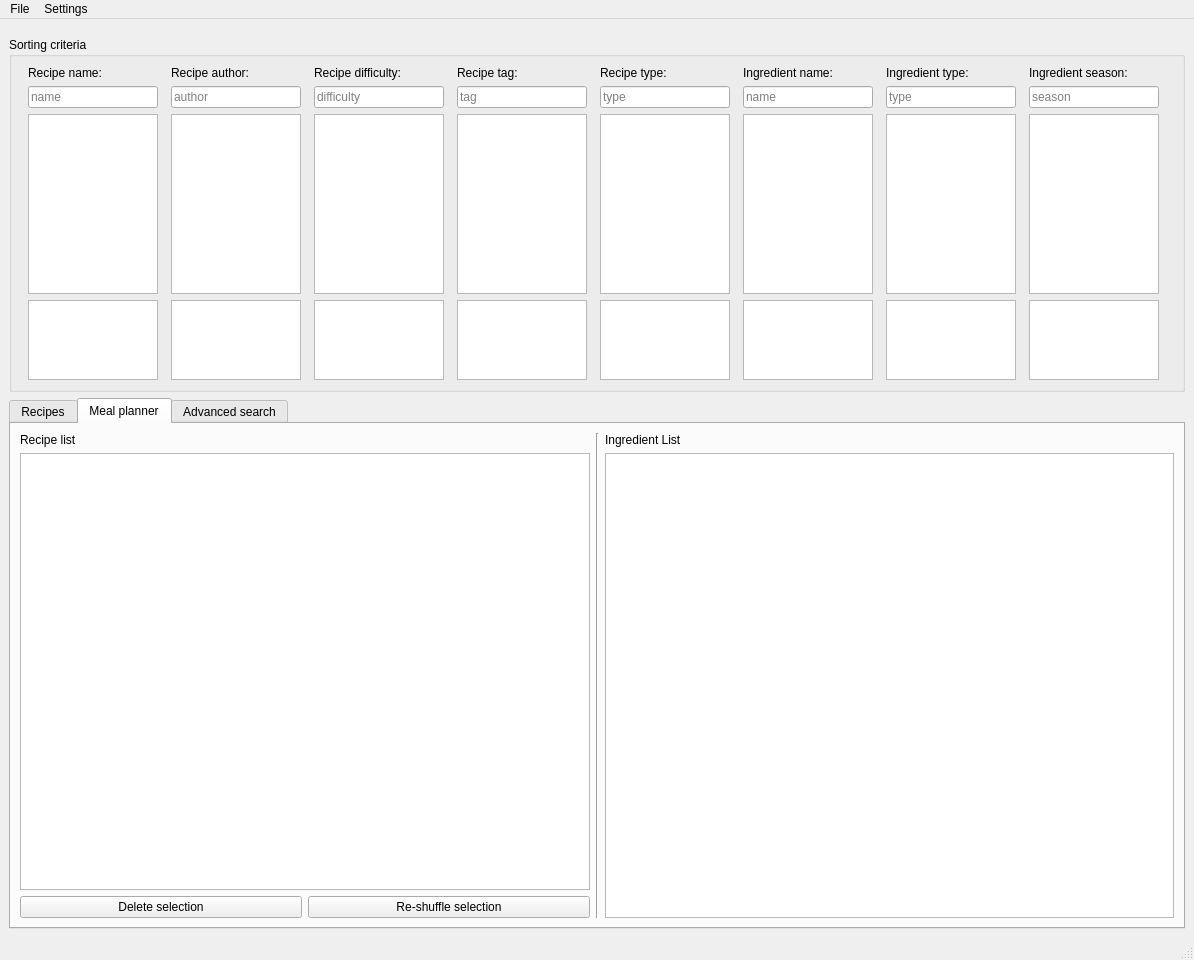
Before: the Qt Designer form main_window.ui in slevasse/foodinator, drawn with Qt 5.
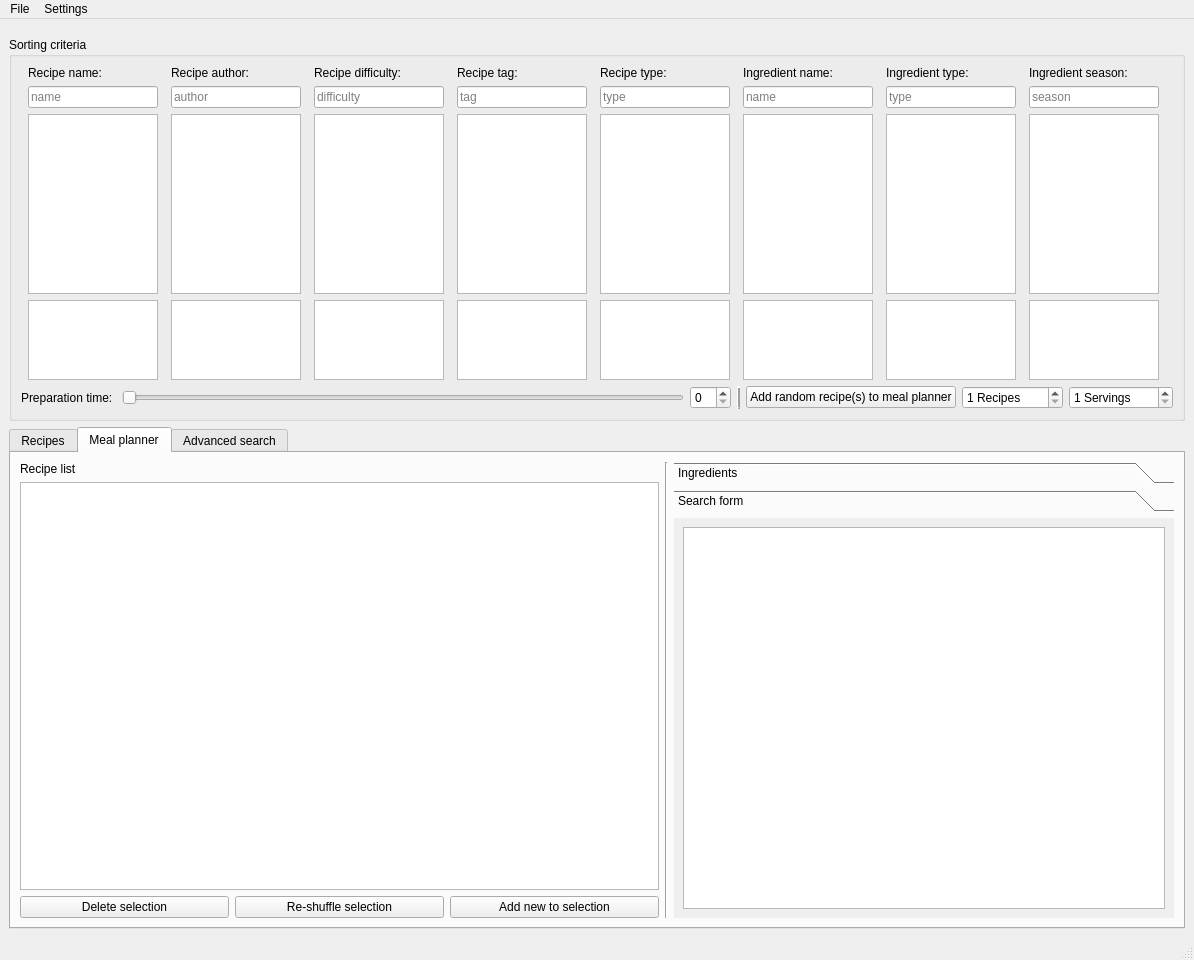
After: the same form once the commit is applied. The open tabs and pages were chosen to show the change.

Commit message: Started to work on the meal planner.

What changed in the file:
```diff
--- a/main_window.ui
+++ b/main_window.ui
@@ -671,6 +671,106 @@
             </item>
            </layout>
           </item>
+          <item>
+           <layout class="QHBoxLayout" name="horizontalLayout_6">
+            <item>
+             <widget class="QLabel" name="label_3">
+              <property name="text">
+               <string>Preparation time: </string>
+              </property>
+             </widget>
+            </item>
+            <item>
+             <widget class="QSlider" name="horizontalSlider">
+              <property name="orientation">
+               <enum>Qt::Horizontal</enum>
+              </property>
+              <property name="invertedAppearance">
+               <bool>false</bool>
+              </property>
+              <property name="invertedControls">
+               <bool>false</bool>
+              </property>
+              <property name="tickPosition">
+               <enum>QSlider::NoTicks</enum>
+              </property>
+             </widget>
+            </item>
+            <item>
+             <widget class="QSpinBox" name="spinBox_2"/>
+            </item>
+            <item>
+             <widget class="Line" name="line_2">
+              <property name="frameShadow">
+               <enum>QFrame::Raised</enum>
+              </property>
+              <property name="lineWidth">
+               <number>2</number>
+              </property>
+              <property name="orientation">
+               <enum>Qt::Vertical</enum>
+              </property>
+             </widget>
+            </item>
+            <item>
+             <widget class="QPushButton" name="pushButton_add_parametric_selection_to_mael_planner">
+              <property name="text">
+               <string>Add random recipe(s) to meal planner</string>
+              </property>
+             </widget>
+            </item>
+            <item>
+             <widget class="QSpinBox" name="spinBox_quantity_selector">
+              <property name="sizePolicy">
+               <sizepolicy hsizetype="Preferred" vsizetype="Fixed">
+                <horstretch>0</horstretch>
+                <verstretch>0</verstretch>
+               </sizepolicy>
+              </property>
+              <property name="maximumSize">
+               <size>
+                <width>16000</width>
+                <height>16777215</height>
+               </size>
+              </property>
+              <property name="suffix">
+               <string> Recipes</string>
+              </property>
+              <property name="minimum">
+               <number>1</number>
+              </property>
+              <property name="maximum">
+               <number>1000</number>
+              </property>
+              <property name="value">
+               <number>1</number>
+              </property>
+             </widget>
+            </item>
+            <item>
+             <widget class="QSpinBox" name="spinBox_servings_selector">
+              <property name="statusTip">
+               <string/>
+              </property>
+              <property name="whatsThis">
+               <string/>
+              </property>
+              <property name="suffix">
+               <string> Servings</string>
+              </property>
+              <property name="minimum">
+               <number>1</number>
+              </property>
+              <property name="maximum">
+               <number>1000</number>
+              </property>
+              <property name="value">
+               <number>1</number>
+              </property>
+             </widget>
+            </item>
+           </layout>
+          </item>
          </layout>
         </widget>
        </item>
@@ -786,7 +886,11 @@
               </widget>
              </item>
              <item>
-              <widget class="QTableWidget" name="tableWidget_2"/>
+              <widget class="QTableWidget" name="tableWidget_meal_planner_recipes">
+               <property name="selectionBehavior">
+                <enum>QAbstractItemView::SelectRows</enum>
+               </property>
+              </widget>
              </item>
              <item>
               <layout class="QHBoxLayout" name="horizontalLayout_4">
@@ -804,6 +908,13 @@
                  </property>
                 </widget>
                </item>
+               <item>
+                <widget class="QPushButton" name="pushButton_2">
+                 <property name="text">
+                  <string>Add new to selection</string>
+                 </property>
+                </widget>
+               </item>
               </layout>
              </item>
             </layout>
@@ -816,18 +927,66 @@
             </widget>
            </item>
            <item>
-            <layout class="QVBoxLayout" name="verticalLayout_14">
-             <item>
-              <widget class="QLabel" name="label_3">
-               <property name="text">
-                <string>Ingredient List</string>
-               </property>
-              </widget>
-             </item>
-             <item>
-              <widget class="QTableWidget" name="tableWidget_3"/>
-             </item>
-            </layout>
+            <widget class="QToolBox" name="toolBox">
+             <property name="sizePolicy">
+              <sizepolicy hsizetype="Minimum" vsizetype="Minimum">
+               <horstretch>0</horstretch>
+               <verstretch>0</verstretch>
+              </sizepolicy>
+             </property>
+             <property name="maximumSize">
+              <size>
+               <width>500</width>
+               <height>16777215</height>
+              </size>
+             </property>
+             <property name="currentIndex">
+              <number>1</number>
+             </property>
+             <widget class="QWidget" name="page">
+              <property name="geometry">
+               <rect>
+                <x>0</x>
+                <y>0</y>
+                <width>500</width>
+                <height>334</height>
+               </rect>
+              </property>
+              <attribute name="label">
+               <string>Ingredients</string>
+              </attribute>
+              <layout class="QVBoxLayout" name="verticalLayout_16">
+               <item>
+                <widget class="QListWidget" name="listWidget_ingredient_view"/>
+               </item>
+              </layout>
+             </widget>
+             <widget class="QWidget" name="page_2">
+              <property name="geometry">
+               <rect>
+                <x>0</x>
+                <y>0</y>
+                <width>500</width>
+                <height>329</height>
+               </rect>
+              </property>
+              <attribute name="label">
+               <string>Search form</string>
+              </attribute>
+              <layout class="QVBoxLayout" name="verticalLayout_14">
+               <item>
+                <widget class="QListWidget" name="listWidget_search_form_view">
+                 <property name="editTriggers">
+                  <set>QAbstractItemView::NoEditTriggers</set>
+                 </property>
+                 <property name="selectionMode">
+                  <enum>QAbstractItemView::NoSelection</enum>
+                 </property>
+                </widget>
+               </item>
+              </layout>
+             </widget>
+            </widget>
            </item>
           </layout>
          </widget>
```
Left out of the diff: 96 changed lines with no effect on the pictures. The commit also changes 7 other files.
